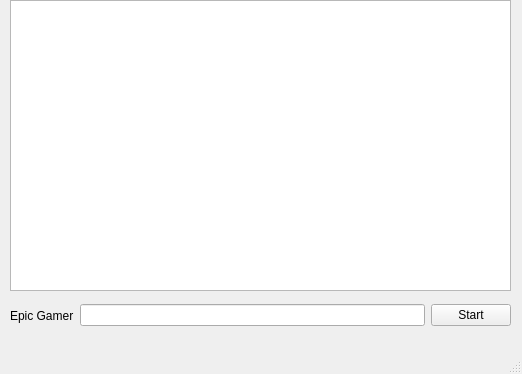
Old version of the form mainwindow.ui in the repository Tokyo-MQP-2024/IgniteCV.
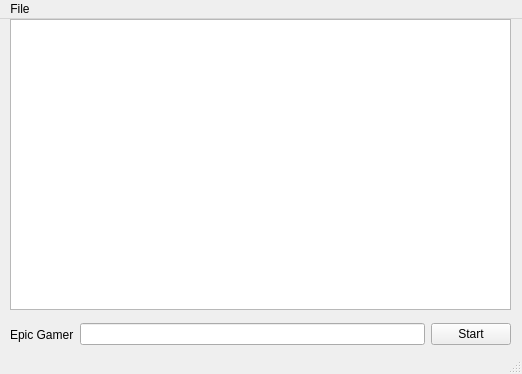
New version of the form. Icons and pictures are not drawn.

Diff of the .ui file:
```diff
--- a/mainwindow.ui
+++ b/mainwindow.ui
@@ -63,6 +63,13 @@
      <height>20</height>
     </rect>
    </property>
+   <widget class="QMenu" name="menuBig_Test">
+    <property name="title">
+     <string>File</string>
+    </property>
+    <addaction name="actionOpen"/>
+   </widget>
+   <addaction name="menuBig_Test"/>
   </widget>
   <widget class="QStatusBar" name="statusbar"/>
  </widget>
```
Left out of the diff: 8 changed lines with no effect on the pictures.
